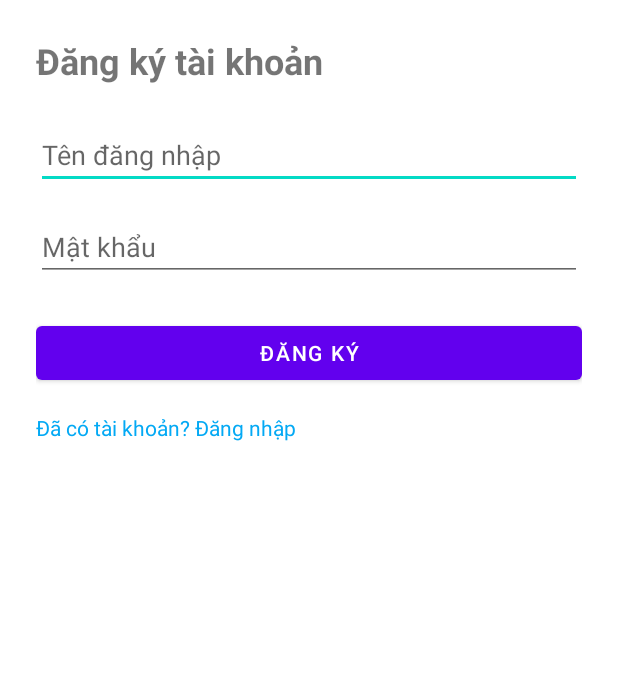
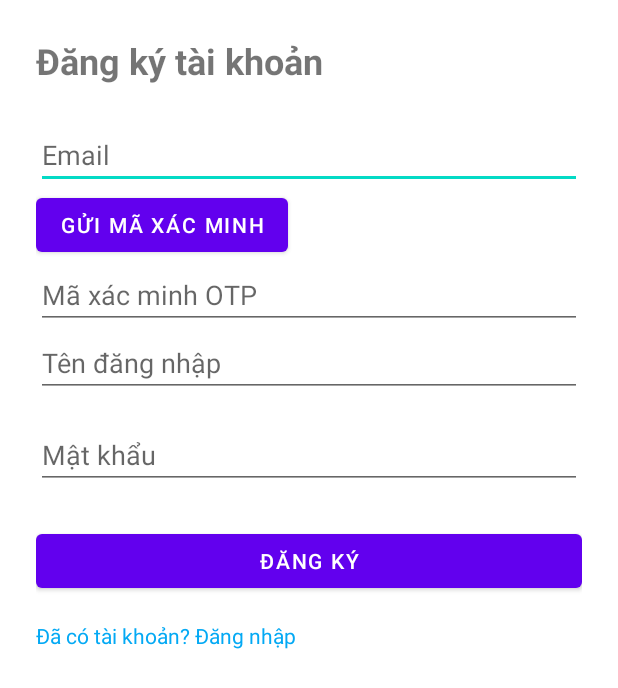
Before and after one commit to M2K1423/movieapp, an Android app: the RegisterActivity screen opened directly, with no data from a screen before it, on a phone screen of 412 x 824 dp. Shown: the top 688 px of the screen. Run offline under Robolectric (Android 15) with nearby library versions, the phone set to English and light mode, and no system bars; network calls fail.

Commit message:
xac thuc email

```diff
--- a/app/src/main/java/com/example/movieapp/Utils/UserApi.java
+++ b/app/src/main/java/com/example/movieapp/Utils/UserApi.java
@@ -5,8 +5,10 @@ import com.example.movieapp.response.LoginResponse;
 
 import retrofit2.Call;
 import retrofit2.http.Body;
+import retrofit2.http.GET;
 import retrofit2.http.Headers;
 import retrofit2.http.POST;
+import retrofit2.http.Query;
 
 import java.util.Map;
 
@@ -17,6 +19,10 @@ public interface UserApi {
     @Headers("Content-Type: application/json")
     Call<RegisterResponse> register(@Body Map<String, String> registerData);
 
+    @POST("/api/verify/send-otp")
+    @Headers("Content-Type: application/json")
+    Call<Map<String, Object>> sendOtp(@Body Map<String, String> body);
+
     // Đăng nhập người dùng
     @POST("/api/users/login")
     @Headers("Content-Type: application/json")
--- a/app/src/main/res/layout/activity_register.xml
+++ b/app/src/main/res/layout/activity_register.xml
@@ -15,6 +15,25 @@
         android:textSize="24sp"
         android:textStyle="bold"
         android:layout_marginBottom="24dp"/>
+    <EditText
+        android:id="@+id/et_register_email"
+        android:layout_width="match_parent"
+        android:layout_height="wrap_content"
+        android:hint="Email"
+        android:inputType="textEmailAddress"
+        />
+    <Button
+        android:id="@+id/btn_send_otp"
+        android:layout_width="wrap_content"
+        android:layout_height="wrap_content"
+        android:text="Gửi mã xác minh" />
+
+    <EditText
+        android:id="@+id/et_register_otp"
+        android:layout_width="match_parent"
+        android:layout_height="wrap_content"
+        android:hint="Mã xác minh OTP"
+        android:inputType="number" />
 
     <EditText
         android:id="@+id/et_register_username"
```
Also changed, not shown: app/src/main/java/com/example/movieapp/activity/RegisterActivity.java (+69 -4 lines).
